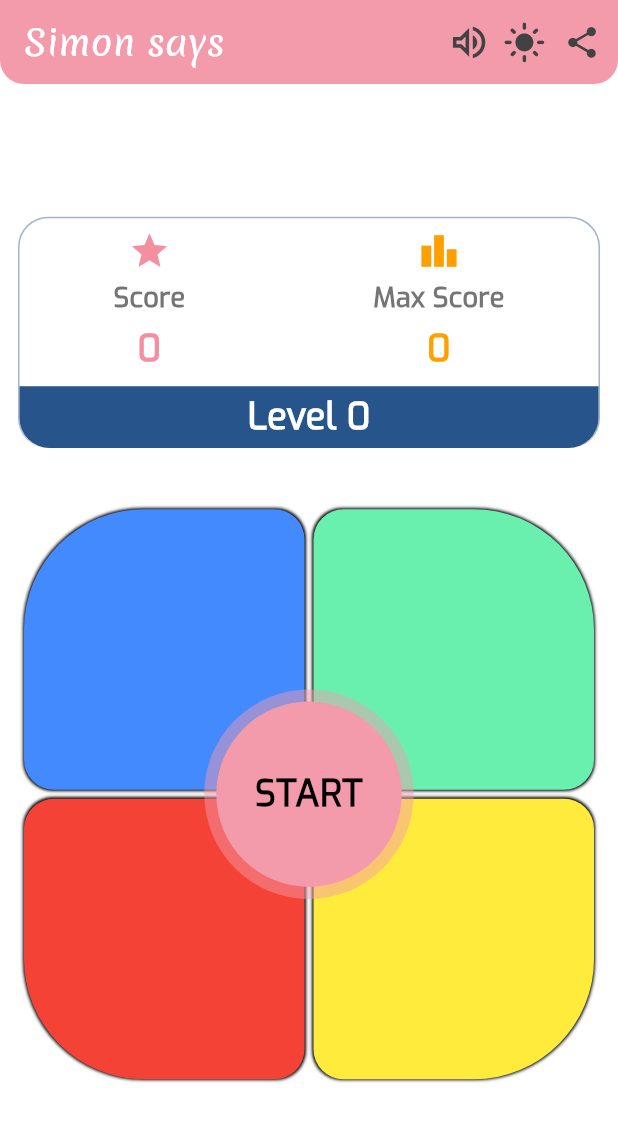
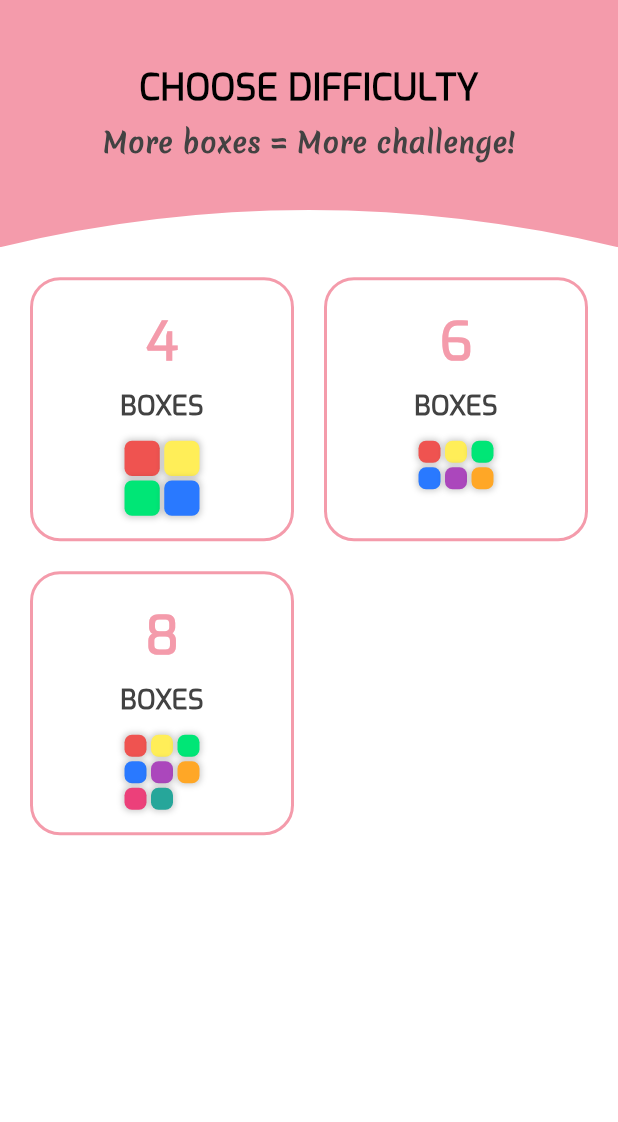
Before and after one commit to rahulkumardev24/simon-says-game-with-flutter, a Flutter app: the screen it shows after launch, on a phone screen of 412 x 824 dp. Shown: the top 1122 px of the screen. Run offline on Flutter 3.47's test engine with Material 3 defaults, Android fonts, the phone set to English and light mode, and no system bars; drawn by our look-alikes of flutter_animate, velocity_x; our stand-ins replace audioplayers, lottie, share_plus, shared_preferences.

Commit message:
box selection screen create

```diff
--- a/lib/main.dart
+++ b/lib/main.dart
@@ -2,6 +2,7 @@ import 'package:flutter/material.dart';
 import 'package:flutter/services.dart';
 import 'package:provider/provider.dart';
 import 'package:simon_say_game/provider/them_provider.dart';
+import 'package:simon_say_game/screen/box_selection_screen.dart';
 import 'package:simon_say_game/screen/home_screen.dart';
 import 'package:simon_say_game/screen/splash_screen.dart';
 
@@ -40,7 +41,7 @@ class MyApp extends StatelessWidget {
         scaffoldBackgroundColor: Colors.black,
       ), // Dark theme background
 
-      home: SplashScreen()
+      home: BoxSelectionScreen()
     );
   }
 }
--- /dev/null
+++ b/lib/screen/box_selection_screen.dart
@@ -0,0 +1,277 @@
+import 'package:flutter/material.dart';
+import 'package:provider/provider.dart';
+import 'package:flutter_animate/flutter_animate.dart';
+import 'package:simon_say_game/helper/colors.dart';
+import 'package:simon_say_game/utils/custom_text_style.dart';
+import 'package:simon_say_game/provider/them_provider.dart';
+import 'package:velocity_x/velocity_x.dart';
+
+import 'home_screen.dart';
+
+class BoxSelectionScreen extends StatefulWidget {
+  @override
+  _BoxSelectionScreenState createState() => _BoxSelectionScreenState();
+}
+
+class _BoxSelectionScreenState extends State<BoxSelectionScreen>
+    with SingleTickerProviderStateMixin {
+  late AnimationController _controller;
+  late Animation<double> _scaleAnimation;
+  late Animation<double> _opacityAnimation;
+
+  final List<int> availableBoxCounts = [4, 6, 8];
+  final Map<int, List<String>> boxColors = {
+    4: ["red", "yellow", "green", "blue"],
+    6: ["red", "yellow", "green", "blue", "purple", "orange"],
+    8: ["red", "yellow", "green", "blue", "purple", "orange", "pink", "teal"],
+  };
+
+  @override
+  void initState() {
+    super.initState();
+    _controller = AnimationController(
+      vsync: this,
+      duration: Duration(milliseconds: 800),
+    );
+    _scaleAnimation = Tween<double>(begin: 0.95, end: 1.0).animate(
+      CurvedAnimation(
+        parent: _controller,
+        curve: Curves.easeOutBack,
+      ),
+    );
+    _opacityAnimation = Tween<double>(begin: 0.0, end: 1.0).animate(
+      CurvedAnimation(
+        parent: _controller,
+        curve: Curves.easeInOut,
+      ),
+    );
+    _controller.forward();
+  }
+
+  @override
+  void dispose() {
+    _controller.dispose();
+    super.dispose();
+  }
+
+  @override
+  Widget build(BuildContext context) {
+    final themeProvider = Provider.of<ThemeProvider>(context);
+    final size = MediaQuery.of(context).size;
+    final isDarkMode = themeProvider.isDark;
+
+    return Scaffold(
+      appBar: AppBar(
+        toolbarHeight: size.height * 0.2,
+        flexibleSpace: _appBar(themeProvider, size),
+        backgroundColor: Colors.transparent,
+      ),
+      backgroundColor:
+          isDarkMode ? AppColors.darkBackground : AppColors.lightBackground,
+      body: AnimatedBuilder(
+        animation: _controller,
+        builder: (context, child) {
+          return Opacity(
+            opacity: _opacityAnimation.value,
+            child: Transform.scale(
+              scale: _scaleAnimation.value,
+              child: SingleChildScrollView(
+                physics: BouncingScrollPhysics(),
+                child: Padding(
+                  padding: const EdgeInsets.all(20.0),
+                  child: Column(
+                    children: [
+                      // Box Selection Cards
+                      _buildBoxSelectionGrid(themeProvider, size),
+                      SizedBox(height: 40),
+                    ],
+                  ),
+                ),
+              ),
+            ),
+          );
+        },
+      ),
+    );
+  }
+
+  Widget _appBar(ThemeProvider themeProvider, Size size) {
+    return VxArc(
+      height: size.height * 0.03,
+      edge: VxEdge.bottom,
+      arcType: VxArcType.convey,
+      child: Container(
+          padding: EdgeInsets.all(16),
+          width: double.infinity,
+          color: themeProvider.isDark
+              ? AppColors.darkBackground
+              : AppColors.lightPrimary,
+          child: Column(
+            mainAxisAlignment: MainAxisAlignment.center,
+            children: [
+              Text(
+                "CHOOSE DIFFICULTY",
+                style: myTextStyle24(
+                  context,
+                  fontColor: themeProvider.isDark
+                      ? AppColors.darkPrimary
+                      : AppColors.lightTextPrimary,
+                  fontWeight: FontWeight.bold,
+                ),
+              ),
+              SizedBox(height: 6),
+              Text(
+                "More boxes = More challenge!",
+                style: myTextStyle18(context,
+                    fontFamily: "secondary",
+                    fontWeight: FontWeight.bold,
+                    fontColor: themeProvider.isDark
+                        ? AppColors.darkTextSecondary
+                        : AppColors.lightTextSecondary),
+              ),
+              SizedBox(height: 15),
+            ],
+          )),
+    );
+  }
+
+  Widget _buildBoxSelectionGrid(ThemeProvider themeProvider, Size size) {
+    return GridView.count(
+      shrinkWrap: true,
+      physics: NeverScrollableScrollPhysics(),
+      crossAxisCount: 2,
+      mainAxisSpacing: 20,
+      crossAxisSpacing: 20,
+      childAspectRatio: 1,
+      children: availableBoxCounts.map((count) {
+        return Animate(
+          effects: [
+            FadeEffect(duration: 500.ms, delay: (100 * count).ms),
+            ScaleEffect(
+                duration: 500.ms,
+                delay: (100 * count).ms,
+                curve: Curves.elasticOut),
+          ],
+          child: GestureDetector(
+            onTap: () {
+              // Navigate directly if 4 boxes selected
+              if (count == 4) {
+                Navigator.push(
+                  context,
+                  PageRouteBuilder(
+                    pageBuilder: (context, animation, secondaryAnimation) =>
+                        HomeScreen(),
+                    transitionsBuilder:
+                        (context, animation, secondaryAnimation, child) {
+                      return FadeTransition(
+                        opacity: animation,
+                        child: child,
+                      );
+                    },
+                    transitionDuration: Duration(milliseconds: 300),
+                  ),
+                );
+              }
+            },
+            child: Container(
+              decoration: BoxDecoration(
+                borderRadius: BorderRadius.circular(20),
+                border: Border.all(
+                  color: themeProvider.isDark
+                      ? AppColors.darkPrimary
+                      : AppColors.lightPrimary,
+                  width: 2,
+                ),
+              ),
+              child: Column(
+                mainAxisAlignment: MainAxisAlignment.center,
+                children: [
+                  Text(
+                    "$count",
+                    style: myTextStyle36(context,
+                        fontColor: themeProvider.isDark
+                            ? AppColors.darkPrimary
+                            : AppColors.lightPrimary,
+                        fontWeight: FontWeight.w900),
+                  ),
+                  SizedBox(height: 5),
+                  Text(
+                    "BOXES",
+                    style: myTextStyle18(context,
+                        fontColor: themeProvider.isDark
+                            ? AppColors.darkTextSecondary
+                            : AppColors.lightTextSecondary,
+                        fontWeight: FontWeight.bold),
+                  ),
+                  SizedBox(height: 10),
+                  Container(
+                    width: 50,
+                    height: 50,
+                    child: _buildMiniGrid(count),
+                  ),
+                ],
+              ),
+            ),
+          ),
+        );
+      }).toList(),
+    );
+  }
+
+  Widget _buildMiniGrid(int boxCount) {
+    return GridView.count(
+      physics: NeverScrollableScrollPhysics(),
+      crossAxisCount: boxCount <= 4 ? 2 : 3,
+      mainAxisSpacing: 3,
+      crossAxisSpacing: 3,
+      shrinkWrap: true,
+      children: List.generate(boxCount, (index) {
+        return Animate(
+          effects: [
+            ScaleEffect(
+              duration: 500.ms,
+              delay: (50 * index).ms,
+              curve: Curves.elasticOut,
+            ),
+          ],
+          child: Container(
+            decoration: BoxDecoration(
+              color: _getColorForString(boxColors[boxCount]![index]),
+              borderRadius: BorderRadius.circular(5),
+              boxShadow: [
+                BoxShadow(
+                  color: Colors.black.withOpacity(0.2),
+                  blurRadius: 3,
+                  spreadRadius: 1,
+                ),
+              ],
+            ),
+          ),
+        );
+      }),
+    );
+  }
+
+  Color _getColorForString(String color) {
+    switch (color) {
+      case "red":
+        return Colors.red[400]!;
+      case "yellow":
+        return Colors.yellow[400]!;
+      case "green":
+        return Colors.greenAccent[400]!;
+      case "blue":
+        return Colors.blueAccent[400]!;
+      case "purple":
+        return Colors.purple[400]!;
+      case "orange":
+        return Colors.orange[400]!;
+      case "pink":
+        return Colors.pink[400]!;
+      case "teal":
+        return Colors.teal[400]!;
+      default:
+        return Colors.white;
+    }
+  }
+}
--- a/lib/screen/home_screen.dart
+++ b/lib/screen/home_screen.dart
@@ -18,7 +18,6 @@ class HomeScreen extends StatefulWidget {
 class _SimonSaysGameState extends State<HomeScreen> {
   final String playStoreLink =
       "https://play.google.com/store/apps/details?id=com.appcreatorrahul.simonsay";
-
   List<String> gameSeq = [];
   List<String> userSeq = [];
   List<String> colors = ["blue", "green", "red", "yellow"];
--- a/pubspec.yaml
+++ b/pubspec.yaml
@@ -40,6 +40,8 @@ dependencies:
   provider: ^6.1.2
   share_plus: ^11.0.0
   lottie: ^3.3.1
+  flutter_animate: ^4.5.2
+  velocity_x: ^4.3.1
 
 dev_dependencies:
   flutter_test:
```
Also changed, not shown: pubspec.lock, 4 other files.
